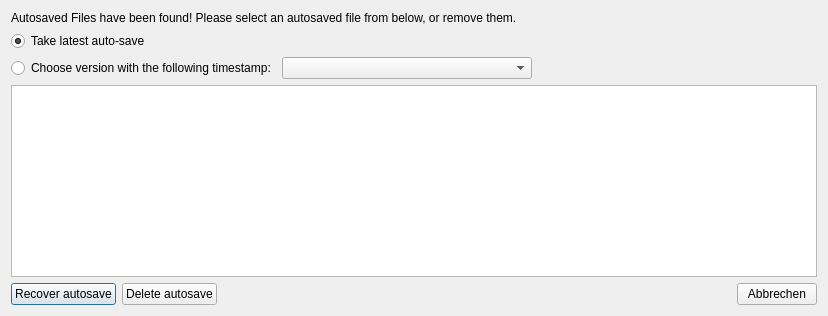
Above: SIM-VICUS/src/SVAutoSaveDialog.ui from ghorwin/SIM-VICUS before the change. Below: the same form after it.
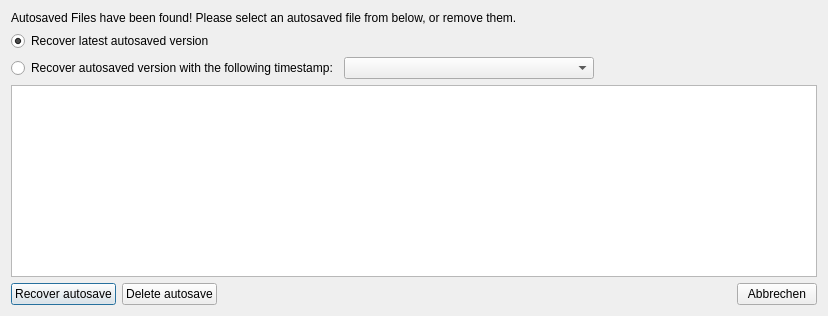
That is the form after the change. Icons and pictures are not drawn.

Commit message: More fine-tuning and error handling

What changed in the file:
```diff
--- a/SIM-VICUS/src/SVAutoSaveDialog.ui
+++ b/SIM-VICUS/src/SVAutoSaveDialog.ui
@@ -26,7 +26,7 @@
      <item>
       <widget class="QRadioButton" name="radioButtonLatestAutoSave">
        <property name="text">
-        <string>Take latest auto-save</string>
+        <string>Recover latest autosaved version</string>
        </property>
        <property name="checked">
         <bool>true</bool>
@@ -38,7 +38,7 @@
        <item>
         <widget class="QRadioButton" name="radioButtonChooseTimestamp">
          <property name="text">
-          <string>Choose version with the following timestamp:</string>
+          <string>Recover autosaved version with the following timestamp:</string>
          </property>
         </widget>
        </item>
```
The commit also changes 2 other files.
